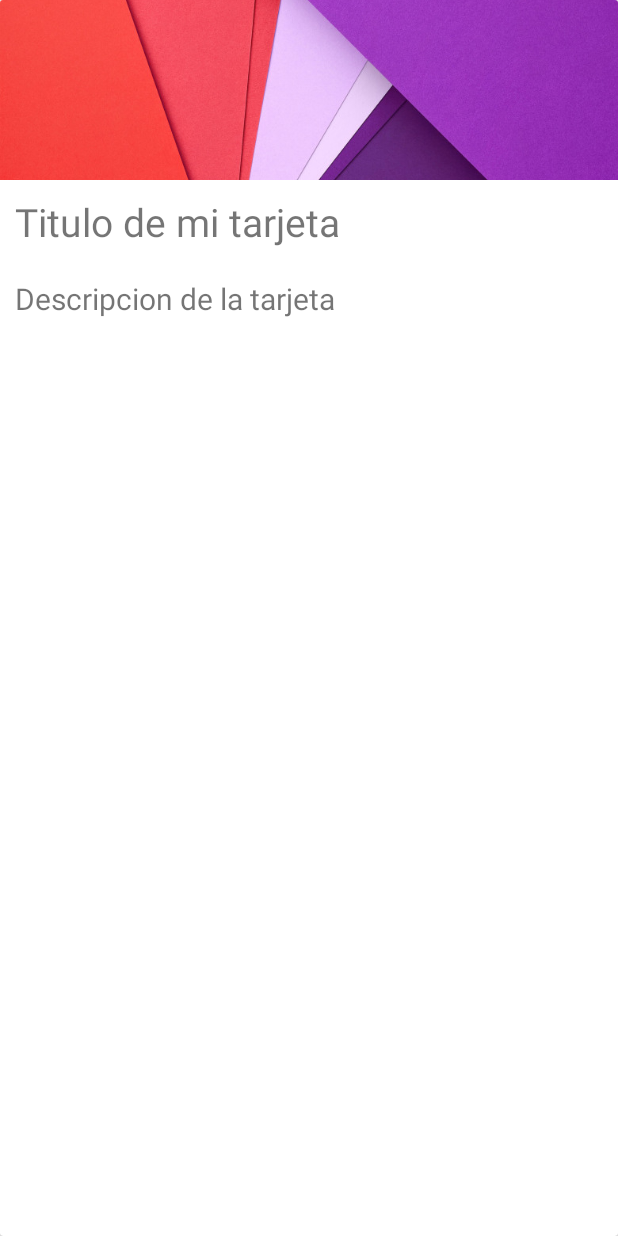
After one commit to Jael-Castillo/CursoUpiicsa, an Android app: the layout content_main.xml on its own in the app's theme, with its tools: preview values and no code run, on a phone screen of 412 x 824 dp. The commit adds this screen. Run offline under Robolectric (Android 15) with nearby library versions, the phone set to English and light mode, and no system bars.

Commit message:
add cardview

```diff
--- a/MaterialDesing/app/src/main/res/layout/activity_main.xml
+++ b/MaterialDesing/app/src/main/res/layout/activity_main.xml
@@ -30,7 +30,8 @@
                 android:src="@mipmap/img_material_dos"
                 app:layout_collapseMode="parallax" />
 
-            <include layout="@layout/toolbar" />
+            <include
+                layout="@layout/toolbar" />
 
         </android.support.design.widget.CollapsingToolbarLayout>
 
@@ -42,11 +43,7 @@
         android:layout_height="wrap_content"
         app:layout_behavior="@string/appbar_scrolling_view_behavior">
 
-        <TextView
-            android:layout_width="match_parent"
-            android:layout_height="wrap_content"
-            android:layout_margin="?attr/actionBarSize"
-            android:text="@string/lorem_ipsum" />
+
 
     </android.support.v4.widget.NestedScrollView>
 
--- /dev/null
+++ b/MaterialDesing/app/src/main/res/layout/content_main.xml
@@ -0,0 +1,31 @@
+<?xml version="1.0" encoding="utf-8"?>
+<android.support.v7.widget.CardView xmlns:android="http://schemas.android.com/apk/res/android"
+    android:layout_width="match_parent"
+    android:layout_height="match_parent">
+
+    <LinearLayout
+        android:layout_width="match_parent"
+        android:layout_height="match_parent"
+        android:orientation="vertical">
+
+        <ImageView
+            android:layout_width="match_parent"
+            android:layout_height="120dp"
+            android:scaleType="centerCrop"
+            android:src="@mipmap/img_material" />
+
+        <TextView
+            style="@style/txt_titulo"
+            android:layout_width="match_parent"
+            android:layout_height="wrap_content"
+            android:text="Titulo de mi tarjeta" />
+
+        <TextView
+            android:layout_width="match_parent"
+            android:layout_height="wrap_content"
+            android:text="Descripcion de la tarjeta"
+            style="@style/txt_descrip" />
+
+    </LinearLayout>
+
+</android.support.v7.widget.CardView>
--- a/MaterialDesing/app/src/main/res/values/styles.xml
+++ b/MaterialDesing/app/src/main/res/values/styles.xml
@@ -8,4 +8,14 @@
         <item name="colorAccent">@color/colorAccent</item>
     </style>
 
+    <style name="txt_titulo">
+        <item name="android:padding">10dp</item>
+        <item name="android:textSize">26sp</item>
+    </style>
+
+    <style name="txt_descrip">
+        <item name="android:padding">10dp</item>
+        <item name="android:textSize">20sp</item>
+    </style>
+
 </resources>
```
